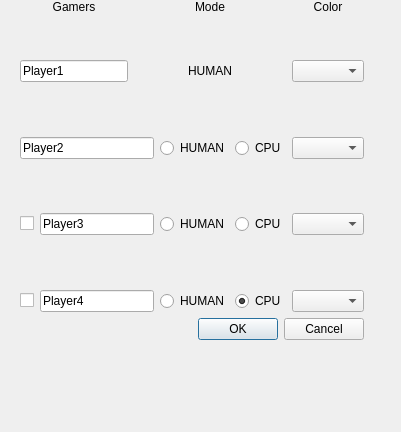
Above: GameplaySettings.ui from damdorsz/Chinczyk---LudoGame before the change. Below: the same form after it.
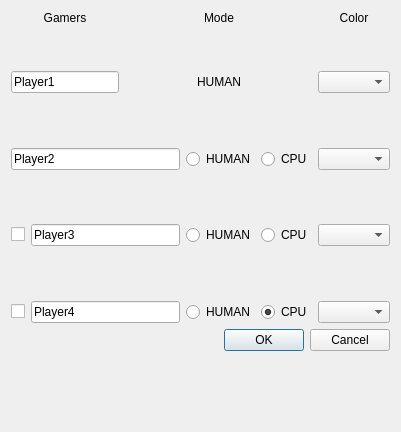
That is the form after the change.

```diff
--- a/GameplaySettings.ui
+++ b/GameplaySettings.ui
@@ -10,18 +10,17 @@
     <height>432</height>
    </rect>
   </property>
+  <property name="minimumSize">
+   <size>
+    <width>300</width>
+    <height>400</height>
+   </size>
+  </property>
   <property name="windowTitle">
    <string>Dialog</string>
   </property>
-  <widget class="QWidget" name="layoutWidget">
-   <property name="geometry">
-    <rect>
-     <x>20</x>
-     <y>0</y>
-     <width>344</width>
-     <height>410</height>
-    </rect>
-   </property>
+  <layout class="QGridLayout" name="gridLayout_5">
+   <item row="0" column="0">
    <layout class="QVBoxLayout" name="verticalLayout">
     <item>
      <layout class="QGridLayout" name="gridLayout">
@@ -437,7 +436,8 @@
      </spacer>
     </item>
    </layout>
-  </widget>
+   </item>
+  </layout>
  </widget>
  <resources/>
  <connections/>
```
Lines whose indentation alone changed are shown as unchanged.
